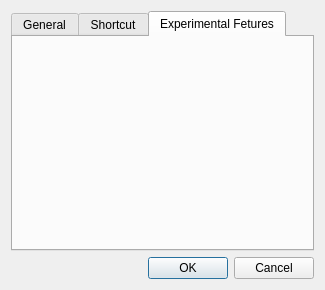
The window that widgets/configuredialog.ui (liuyanghejerry/painttyWidget) describes before a commit, drawn with Qt 5.
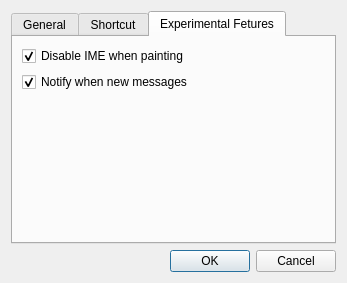
The same window after the commit. The open tabs and pages were chosen to show the change.

Commit message: add: trigger for configuredialog.

```diff
--- a/widgets/configuredialog.ui
+++ b/widgets/configuredialog.ui
@@ -2,6 +2,14 @@
 <ui version="4.0">
  <class>ConfigureDialog</class>
  <widget class="QDialog" name="ConfigureDialog">
+  <property name="geometry">
+   <rect>
+    <x>0</x>
+    <y>0</y>
+    <width>347</width>
+    <height>283</height>
+   </rect>
+  </property>
   <property name="windowTitle">
    <string>Configure</string>
   </property>
@@ -66,6 +74,41 @@
       <attribute name="title">
        <string>Experimental Fetures</string>
       </attribute>
+      <layout class="QVBoxLayout" name="verticalLayout_2">
+       <item>
+        <widget class="QCheckBox" name="checkBox">
+         <property name="text">
+          <string>Disable IME when painting</string>
+         </property>
+         <property name="checked">
+          <bool>true</bool>
+         </property>
+        </widget>
+       </item>
+       <item>
+        <widget class="QCheckBox" name="checkBox_2">
+         <property name="text">
+          <string>Notify when new messages</string>
+         </property>
+         <property name="checked">
+          <bool>true</bool>
+         </property>
+        </widget>
+       </item>
+       <item>
+        <spacer name="verticalSpacer">
+         <property name="orientation">
+          <enum>Qt::Vertical</enum>
+         </property>
+         <property name="sizeHint" stdset="0">
+          <size>
+           <width>20</width>
+           <height>146</height>
+          </size>
+         </property>
+        </spacer>
+       </item>
+      </layout>
      </widget>
     </widget>
    </item>
```
Left out of the diff: 3 changed lines with no effect on the pictures. The commit also changes 2 other files.
